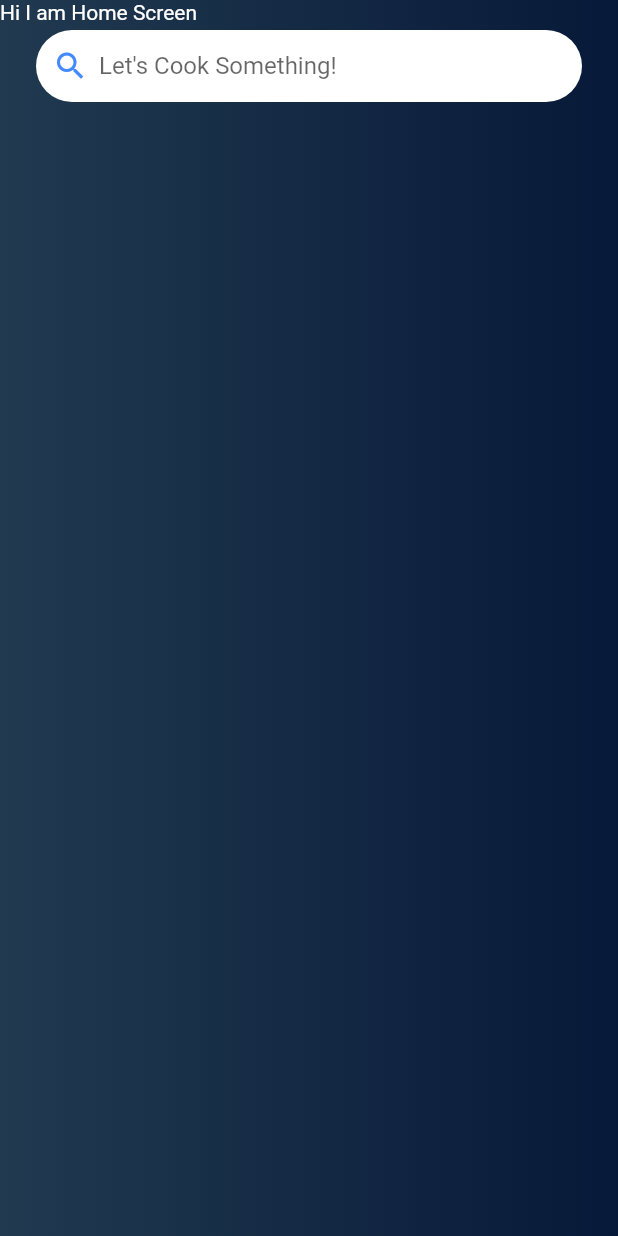
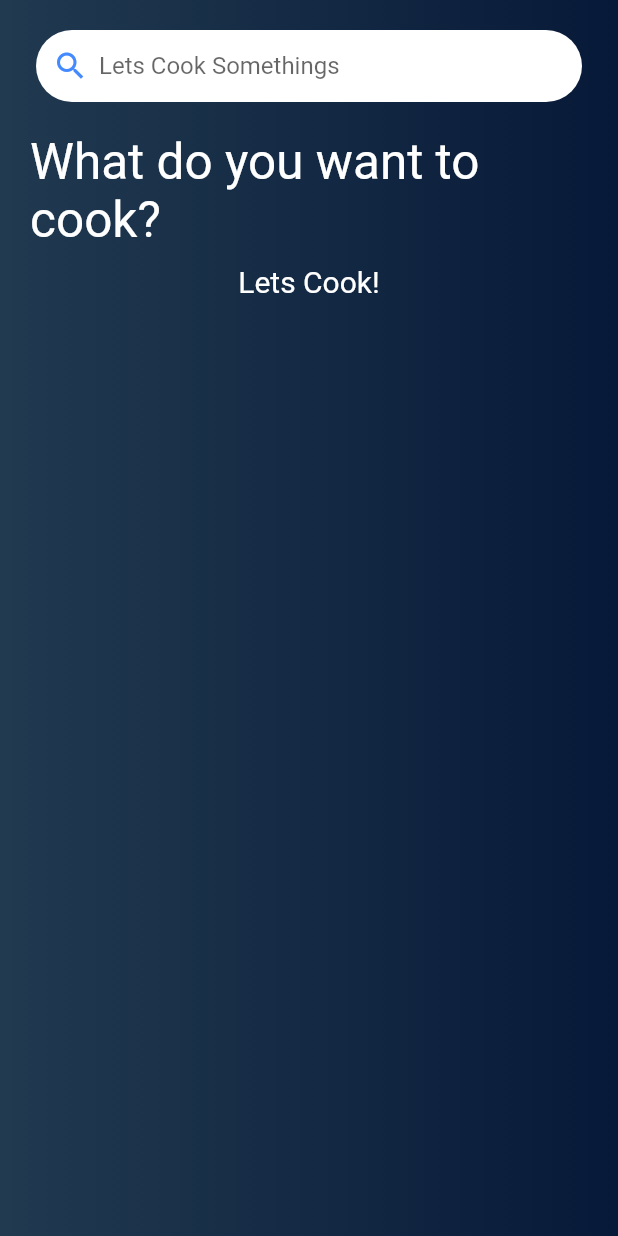
Before and after one commit to PremRai345/Foodie, a Flutter app: the screen it shows after launch, after a tap on the "search" icon, on a phone screen of 412 x 824 dp. Run offline on Flutter 3.47's test engine with Material 2 defaults, Android fonts, the phone set to English and light mode, and no system bars; Roboto replaces fonts that are missing (Poppins).

```diff
--- a/foodie/lib/home.dart
+++ b/foodie/lib/home.dart
@@ -28,13 +28,13 @@ class _HomeScreenState extends State<HomeScreen> {
           ),
           Column(
             children: [
-              //serach bar
               SafeArea(
                 child: Container(
-                    //Search Container
+                  //Search Wala Container
 
                   padding: const EdgeInsets.symmetric(horizontal: 8),
-                    margin:  const EdgeInsets.symmetric(horizontal: 24, vertical: 20),
+                  margin:
+                      const EdgeInsets.symmetric(horizontal: 24, vertical: 20),
                   decoration: BoxDecoration(
                       color: Colors.white,
                       borderRadius: BorderRadius.circular(24)),
@@ -46,7 +46,10 @@ class _HomeScreenState extends State<HomeScreen> {
                               "") {
                             print("Blank search");
                           } else {
-                             //Navigator.push(context, MaterialPageRoute(builder: (context) => Search(searchController.text)));
+                            Navigator.pushReplacementNamed(context, "/loading",
+                                arguments: {
+                                  "searchText": searchController.text,
+                                });
                           }
                         },
                         child: Container(
@@ -54,32 +57,41 @@ class _HomeScreenState extends State<HomeScreen> {
                             Icons.search,
                             color: Colors.blueAccent,
                           ),
-                            margin:const EdgeInsets.fromLTRB(3, 0, 7, 0),
+                          margin: EdgeInsets.fromLTRB(3, 0, 7, 0),
                         ),
                       ),
                       Expanded(
                         child: TextField(
                           controller: searchController,
-                            decoration: const InputDecoration(
+                          decoration: InputDecoration(
                               border: InputBorder.none,
-                                hintText: "Let's Cook Something!"),
+                              hintText: "Lets Cook Somethings"),
                         ),
                       )
                     ],
                   ),
                 ),
               ),
-
+              Container(
+                padding: const EdgeInsets.symmetric(horizontal: 20),
+                child: Column(
+                  children: const [
+                    Text(
+                      "What do you want to cook?",
+                      style: TextStyle(fontSize: 33, color: Colors.white),
+                    ),
+                    SizedBox(height: 10),
+                    Text("Lets Cook!",
+                        style: TextStyle(fontSize: 20, color: Colors.white)),
                   ],
-          ),
-          SafeArea(
-            child: Text(
-              'Hi I am Home Screen',
-              style: TextStyle(color: Colors.white),
                 ),
               ),
             ],
           ),
+
+        ],
+      ),
     );
+
   }
 }
--- a/foodie/lib/main.dart
+++ b/foodie/lib/main.dart
@@ -11,9 +11,12 @@ class MyApp extends StatelessWidget {
   // This widget is the root of your application.
   @override
   Widget build(BuildContext context) {
-    return const MaterialApp(
+    return  MaterialApp(
+      theme: ThemeData(
+        fontFamily: "Poppins",
+      ),
 
-      home: HomeScreen(),
+      home: const HomeScreen(),
     );
   }
 }
```
Lines whose indentation alone changed are shown as unchanged.
